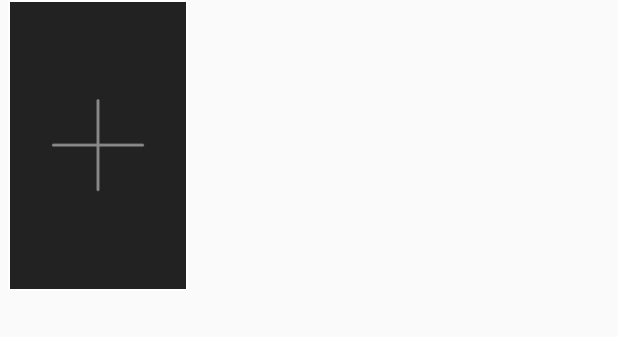
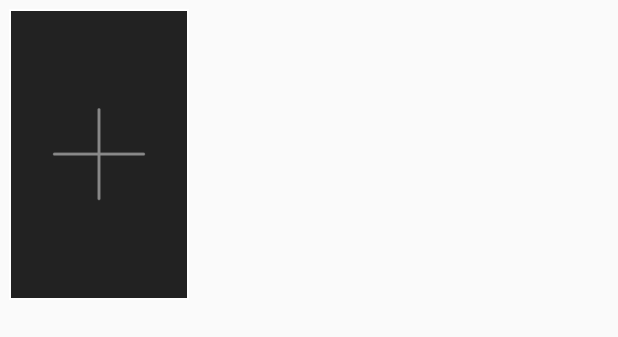
Before and after one commit to HaiFengZhiNeng/ExplpsiveRobot, an Android app: the layout layout_item_add.xml on its own in the app's theme, with its tools: preview values and no code run, on a phone screen of 412 x 824 dp. Shown: the top 337 px of the screen. Run offline under Robolectric (Android 15) with nearby library versions, the phone set to English and light mode, and no system bars.

Commit message:
布局修改

```diff
--- a/app/src/main/res/layout/layout_item_action.xml
+++ b/app/src/main/res/layout/layout_item_action.xml
@@ -38,7 +38,7 @@
             android:lines="1"
             android:text=""
             android:textColor="@color/color_white"
-            android:textSize="15sp" />
+            android:textSize="14sp" />
     </LinearLayout>
 
     <LinearLayout
--- a/app/src/main/res/layout/layout_item_add.xml
+++ b/app/src/main/res/layout/layout_item_add.xml
@@ -2,6 +2,7 @@
     xmlns:tools="http://schemas.android.com/tools"
     android:layout_width="120dp"
     android:layout_height="194dp"
+    android:layout_margin="6dp"
     android:layout_marginLeft="5dp"
     android:background="@drawable/background_action_item"
     android:orientation="vertical">
```
